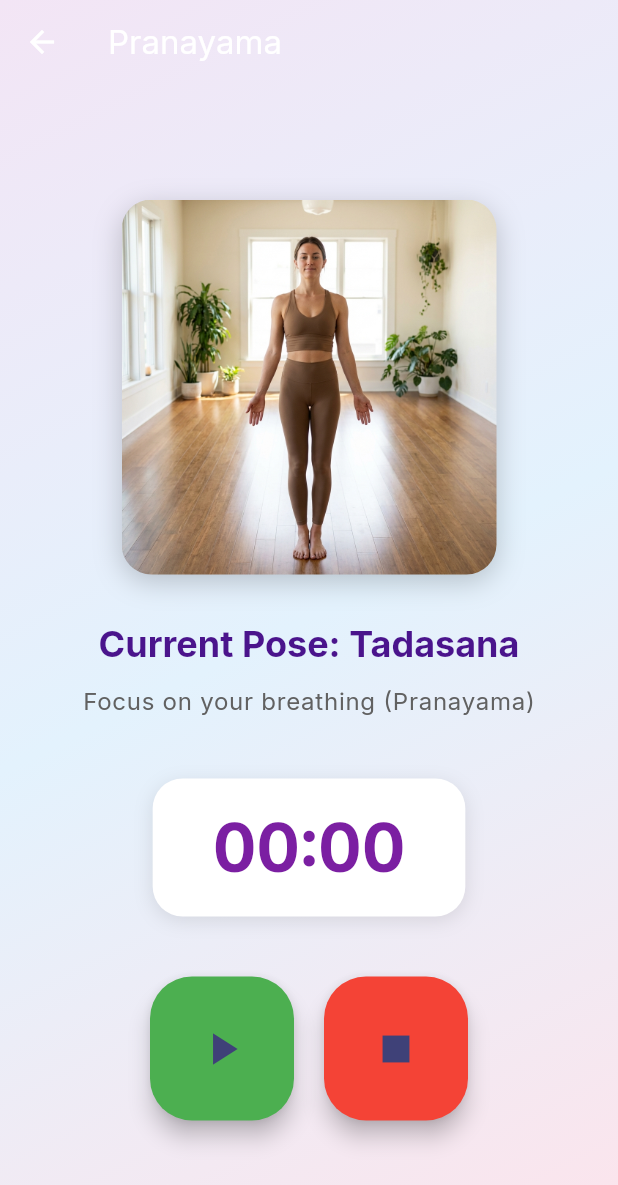
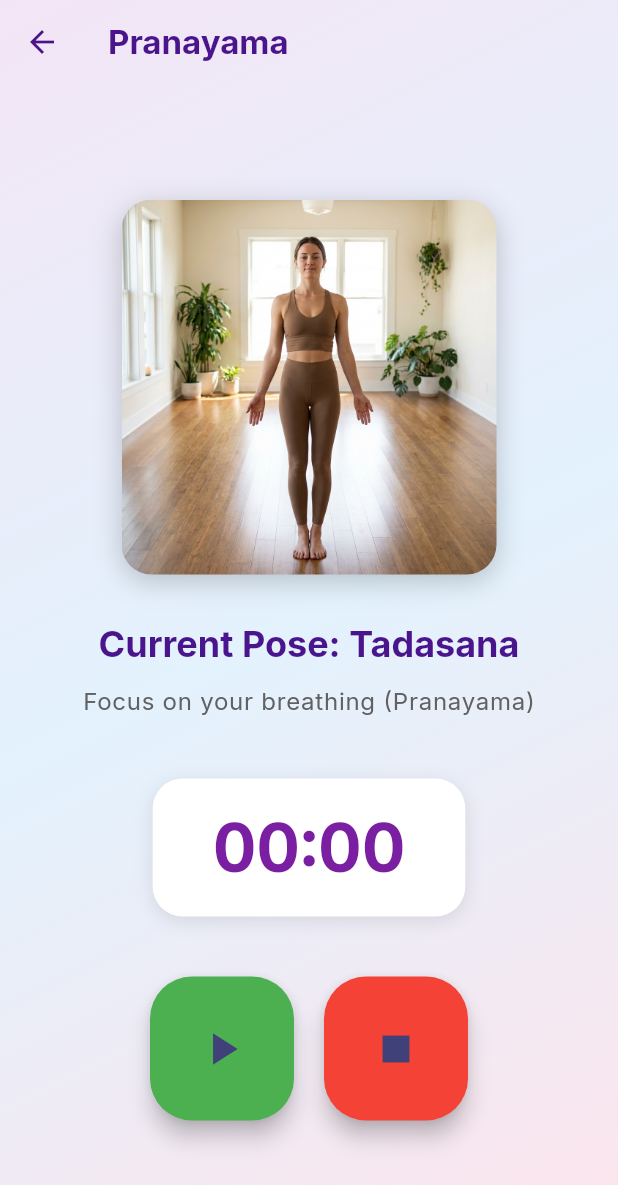
Before and after one commit to mohitj2401/fitness_app, a Flutter app: the YogaScreen screen opened directly, after a tap on "Pranayama", on a phone screen of 412 x 824 dp. Shown: the top 1185 px of the screen. Run offline on Flutter 3.47's test engine with Material 3 defaults, Android fonts, the phone set to English and light mode, and no system bars; our stand-ins replace bloc, equatable, flutter_bloc, google_fonts, shared_preferences, sqflite and 1 more; accounts and stored records are empty.

```diff
--- a/lib/features/yoga/presentation/yoga_session_screen.dart
+++ b/lib/features/yoga/presentation/yoga_session_screen.dart
@@ -98,11 +98,14 @@ class _YogaSessionScreenState extends State<YogaSessionScreen> {
       appBar: AppBar(
         title: Text(
           widget.sessionTitle,
-          style: const TextStyle(color: Colors.white),
+          style: TextStyle(
+            color: Colors.purple.shade900,
+            fontWeight: FontWeight.bold,
+          ),
         ),
         backgroundColor: Colors.transparent,
         elevation: 0,
-        iconTheme: const IconThemeData(color: Colors.white),
+        iconTheme: IconThemeData(color: Colors.purple.shade900),
       ),
       extendBodyBehindAppBar: true,
       body: Container(
```
Also changed, not shown: lib/features/dashboard/dashboard_screen.dart (+9 -5 lines), lib/features/workout/presentation/exercise_log_screen.dart (+19 -4 lines), lib/features/yoga/data/yoga_db_helper.dart (+16 -0 lines).
